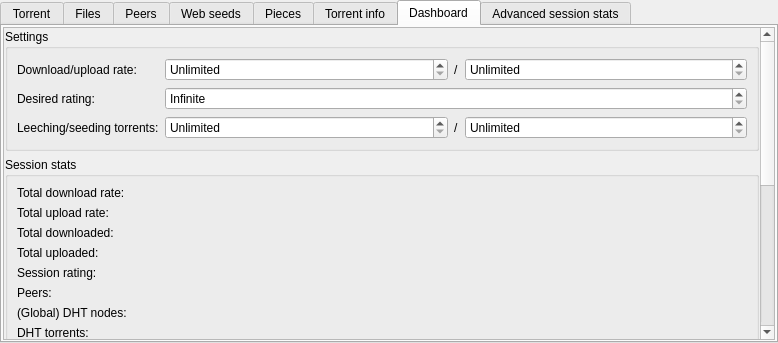
The window that src/plugins/bittorrent/torrenttabwidget.ui (0xd34df00d/leechcraft) describes before a commit, drawn with Qt 5.
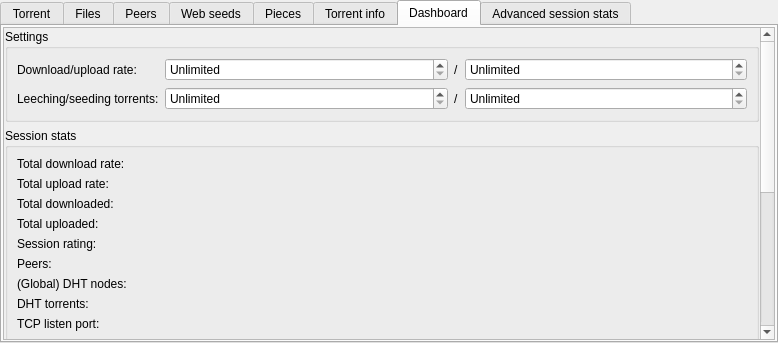
The same window after the commit. The open tabs and pages were chosen to show the change. Custom widgets are drawn as their Qt base class.

```diff
--- a/src/plugins/bittorrent/torrenttabwidget.ui
+++ b/src/plugins/bittorrent/torrenttabwidget.ui
@@ -1344,7 +1344,7 @@
          <x>0</x>
          <y>0</y>
          <width>750</width>
-         <height>582</height>
+         <height>556</height>
         </rect>
        </property>
        <layout class="QVBoxLayout" name="verticalLayout_6">
@@ -1441,30 +1441,13 @@
             </layout>
            </item>
            <item row="1" column="0">
-            <widget class="QLabel" name="label_33">
-             <property name="text">
-              <string>Desired rating:</string>
-             </property>
-            </widget>
-           </item>
-           <item row="1" column="1">
-            <widget class="QDoubleSpinBox" name="DesiredRating_">
-             <property name="specialValueText">
-              <string>Infinite</string>
-             </property>
-             <property name="accelerated">
-              <bool>true</bool>
-             </property>
-            </widget>
-           </item>
-           <item row="2" column="0">
             <widget class="QLabel" name="label_41">
              <property name="text">
               <string>Leeching/seeding torrents:</string>
              </property>
             </widget>
            </item>
-           <item row="2" column="1">
+           <item row="1" column="1">
             <layout class="QHBoxLayout" name="horizontalLayout_2">
              <item>
               <widget class="QSpinBox" name="DownloadingTorrents_">
```
Left out of the diff: 2 changed lines with no effect on the pictures.
